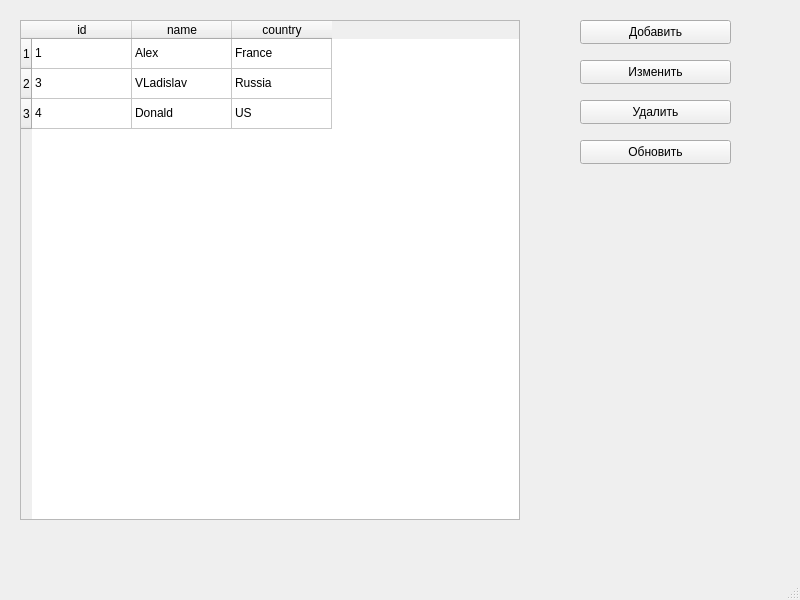
This is mainwindow.ui in waay01/labSql as Qt 5 draws it before an edit. The edited form follows.
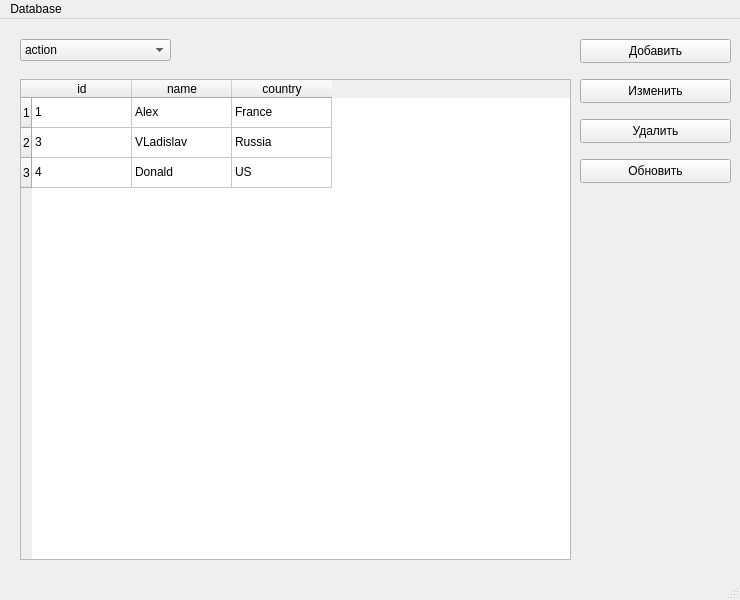
This is the edited form.

Commit message: add: v1.3 context menu works correctly, add switch table

Diff of the .ui file:
```diff
--- a/mainwindow.ui
+++ b/mainwindow.ui
@@ -6,7 +6,7 @@
    <rect>
     <x>0</x>
     <y>0</y>
-    <width>800</width>
+    <width>740</width>
     <height>600</height>
    </rect>
   </property>
@@ -18,9 +18,9 @@
     <property name="geometry">
      <rect>
       <x>20</x>
-      <y>20</y>
-      <width>500</width>
-      <height>500</height>
+      <y>60</y>
+      <width>551</width>
+      <height>481</height>
      </rect>
     </property>
     <property name="layoutDirection">
@@ -166,16 +166,69 @@
      <string>Обновить</string>
     </property>
    </widget>
+   <widget class="QComboBox" name="comboBox">
+    <property name="geometry">
+     <rect>
+      <x>20</x>
+      <y>20</y>
+      <width>151</width>
+      <height>22</height>
+     </rect>
+    </property>
+    <item>
+     <property name="text">
+      <string>action</string>
+     </property>
+    </item>
+    <item>
+     <property name="text">
+      <string>author</string>
+     </property>
+    </item>
+    <item>
+     <property name="text">
+      <string>book</string>
+     </property>
+    </item>
+    <item>
+     <property name="text">
+      <string>logs</string>
+     </property>
+    </item>
+    <item>
+     <property name="text">
+      <string>marketBook</string>
+     </property>
+    </item>
+    <item>
+     <property name="text">
+      <string>staffMember</string>
+     </property>
+    </item>
+    <item>
+     <property name="text">
+      <string>typeStyle</string>
+     </property>
+    </item>
+   </widget>
   </widget>
   <widget class="QMenuBar" name="menubar">
    <property name="geometry">
     <rect>
      <x>0</x>
      <y>0</y>
-     <width>800</width>
-     <height>26</height>
+     <width>740</width>
+     <height>22</height>
     </rect>
    </property>
+   <widget class="QMenu" name="menuDatabase">
+    <property name="title">
+     <string>Database</string>
+    </property>
+    <addaction name="actionOpen"/>
+    <addaction name="actionClose"/>
+   </widget>
+   <addaction name="menuDatabase"/>
   </widget>
   <widget class="QStatusBar" name="statusbar"/>
  </widget>
```
Left out of the diff: 10 changed lines with no effect on the pictures. The commit also changes 9 other files.
